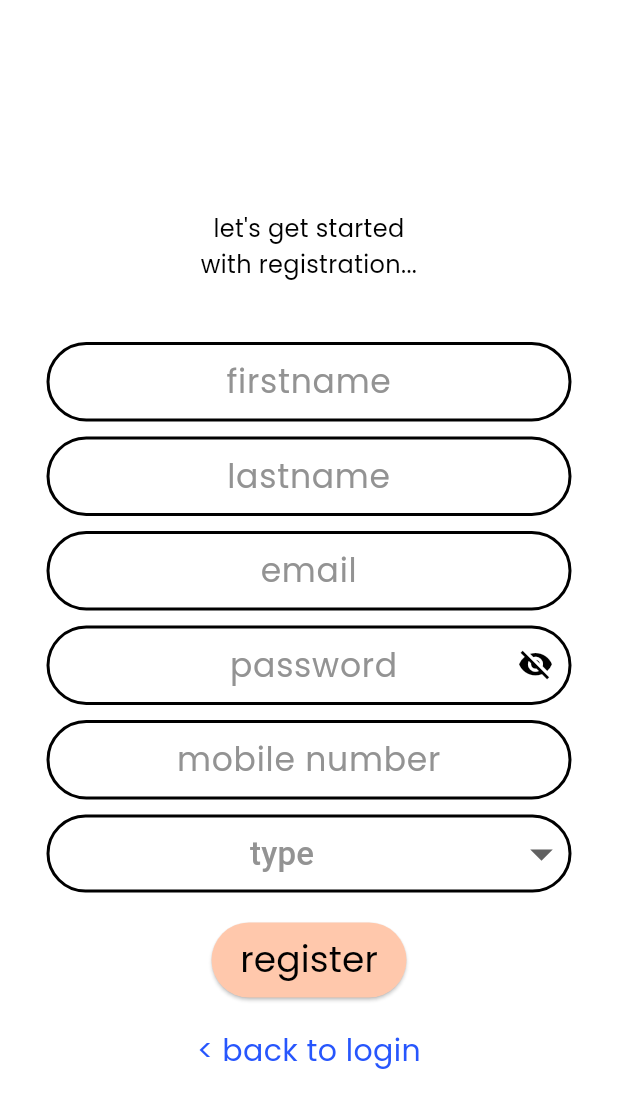
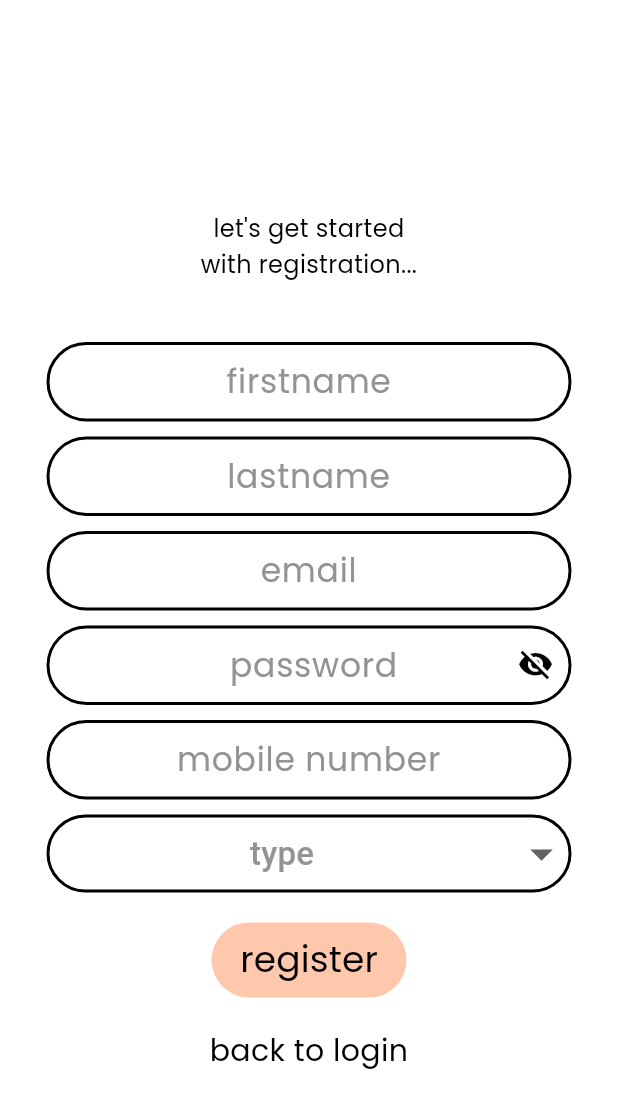
Before and after one commit to Pragades-Rajagopal/tutoree-app, a Flutter app: the screen it shows after launch, after a tap on "login", after a tap on "register", on a phone screen of 412 x 824 dp. Shown: the top 1108 px of the screen. Run offline on Flutter 3.47's test engine with Material 3 defaults, Android fonts, the phone set to English and light mode, and no system bars; our stand-ins replace get, google_fonts, loading_indicator, shared_preferences; accounts and stored records are empty.

```diff
--- a/lib/pages/login.dart
+++ b/lib/pages/login.dart
@@ -1,5 +1,6 @@
 import 'package:flutter/material.dart';
 import 'package:get/get.dart';
+import 'package:loading_indicator/loading_indicator.dart';
 import 'package:shared_preferences/shared_preferences.dart';
 import 'package:tutoree_app/config/constants.dart';
 import 'package:tutoree_app/models/login_model.dart';
@@ -25,11 +26,20 @@ class _LoginPageState extends State<LoginPage> {
   String? userType;
 
   bool _showPassword = false;
+  bool _loadingIndicator = false;
+  var buttonColor = const Color(0xFFACBEFF);
 
   /// Method to show/hide password (default:hide)
   void _togglePasswordVisibility() {
     setState(() {
       _showPassword = !_showPassword;
+    });
+  }
+
+  void _stopLoadingIndicator() {
+    setState(() {
+      _loadingIndicator = false;
+      buttonColor = const Color(0xFFACBEFF);
     });
   }
 
@@ -47,6 +57,7 @@ class _LoginPageState extends State<LoginPage> {
       "email": email,
       "password": password,
     });
+    _stopLoadingIndicator();
     if (loginRes?.statusCode == 200) {
       // Setting token
       SharedPreferences pref = await SharedPreferences.getInstance();
@@ -191,10 +202,10 @@ class _LoginPageState extends State<LoginPage> {
               const SizedBox(
                 height: 20.0,
               ),
-              ElevatedButton(
-                style: ElevatedButton.styleFrom(
+              TextButton(
+                style: TextButton.styleFrom(
                   foregroundColor: Colors.black87,
-                  backgroundColor: const Color(0xFFACBEFF),
+                  backgroundColor: buttonColor,
                   minimumSize: const Size(100, 50),
                   padding: const EdgeInsets.symmetric(
                     horizontal: 16,
@@ -208,13 +219,34 @@ class _LoginPageState extends State<LoginPage> {
                 onPressed: () {
                   if (_formKey.currentState!.validate()) {
                     setState(() {
+                      _loadingIndicator = true;
+                      buttonColor = Colors.white;
                       loginRequest?.email = emailController.text;
                       loginRequest?.password = passwordController.text;
                       loginDo(emailController.text, passwordController.text);
                     });
                   }
                 },
-                child: const Text(
+                child: _loadingIndicator
+                    ? Container(
+                        height: 50,
+                        width: 60,
+                        decoration: const BoxDecoration(
+                          color: Colors.white,
+                          borderRadius: BorderRadius.all(
+                            Radius.circular(30),
+                          ),
+                        ),
+                        child: const LoadingIndicator(
+                          indicatorType: Indicator.ballPulseSync,
+                          colors: [
+                            Colors.black,
+                            Colors.black87,
+                            Colors.black54,
+                          ],
+                        ),
+                      )
+                    : const Text(
                         'login',
                         style: TextStyle(
                           color: Colors.black,
@@ -239,7 +271,7 @@ class _LoginPageState extends State<LoginPage> {
                       'register',
                       textAlign: TextAlign.center,
                       style: TextStyle(
-                        color: Color(0xFF2756FD),
+                        color: Colors.black,
                         fontSize: 21,
                         fontFamily: 'Poppins',
                         fontWeight: FontWeight.w400,
@@ -266,7 +298,7 @@ class _LoginPageState extends State<LoginPage> {
                       'forgot password',
                       textAlign: TextAlign.center,
                       style: TextStyle(
-                        color: Color(0xFF2756FD),
+                        color: Colors.black,
                         fontSize: 21,
                         fontFamily: 'Poppins',
                         fontWeight: FontWeight.w400,
--- a/lib/pages/register.dart
+++ b/lib/pages/register.dart
@@ -1,5 +1,6 @@
 import 'package:flutter/material.dart';
 import 'package:get/get.dart';
+import 'package:loading_indicator/loading_indicator.dart';
 import 'package:tutoree_app/config/constants.dart';
 import 'package:tutoree_app/models/registration_model.dart';
 import 'package:tutoree_app/pages/login.dart';
@@ -24,11 +25,20 @@ class _RegisterState extends State<Register> {
   final mobileNoController = TextEditingController();
 
   bool _showPassword = false;
+  bool _loadingIndicator = false;
+  var buttonColor = const Color(0xFFFFC8AC);
 
   /// Method to show/hide password (default:hide)
   void _togglePasswordVisibility() {
     setState(() {
       _showPassword = !_showPassword;
+    });
+  }
+
+  void _stopLoadingIndicator() {
+    setState(() {
+      _loadingIndicator = false;
+      buttonColor = const Color(0xFFFFC8AC);
     });
   }
 
@@ -57,6 +67,7 @@ class _RegisterState extends State<Register> {
       "createdOn": registerRequest?.createdOn,
       "modifiedOn": registerRequest?.modifiedOn,
     });
+    _stopLoadingIndicator();
     if (registerRes?.statusCode == 500) {
       if (registerRes?.message == responseErrors['UNIQUE_mobile_no']) {
         errorSnackBar(
@@ -327,10 +338,10 @@ class _RegisterState extends State<Register> {
                 const SizedBox(
                   height: 20.0,
                 ),
-                ElevatedButton(
-                  style: ElevatedButton.styleFrom(
+                TextButton(
+                  style: TextButton.styleFrom(
                     foregroundColor: Colors.black87,
-                    backgroundColor: const Color(0xFFFFC8AC),
+                    backgroundColor: buttonColor,
                     minimumSize: const Size(130, 50),
                     padding: const EdgeInsets.symmetric(
                       horizontal: 16,
@@ -344,6 +355,8 @@ class _RegisterState extends State<Register> {
                   onPressed: () {
                     if (_formKey.currentState!.validate()) {
                       setState(() {
+                        _loadingIndicator = true;
+                        buttonColor = Colors.white;
                         registrationDo(
                           fisrtnameController.text,
                           lastnameController.text,
@@ -355,7 +368,26 @@ class _RegisterState extends State<Register> {
                       });
                     }
                   },
-                  child: const Text(
+                  child: _loadingIndicator
+                      ? Container(
+                          height: 50,
+                          width: 90,
+                          decoration: const BoxDecoration(
+                            color: Colors.white,
+                            borderRadius: BorderRadius.all(
+                              Radius.circular(30),
+                            ),
+                          ),
+                          child: const LoadingIndicator(
+                            indicatorType: Indicator.ballPulseSync,
+                            colors: [
+                              Colors.black,
+                              Colors.black87,
+                              Colors.black54,
+                            ],
+                          ),
+                        )
+                      : const Text(
                           'register',
                           style: TextStyle(
                             color: Colors.black,
@@ -374,10 +406,10 @@ class _RegisterState extends State<Register> {
                     Get.to(() => const LoginPage());
                   },
                   child: const Text(
-                    '< back to login',
+                    'back to login',
                     textAlign: TextAlign.center,
                     style: TextStyle(
-                      color: Color(0xFF2756FD),
+                      color: Colors.black,
                       fontSize: 20,
                       fontFamily: 'Poppins',
                       fontWeight: FontWeight.w400,
--- a/pubspec.yaml
+++ b/pubspec.yaml
@@ -39,6 +39,7 @@ dependencies:
   http: ^1.1.0
   get: ^4.6.6
   shared_preferences: ^2.2.2
+  loading_indicator: ^3.1.1
 
 dev_dependencies:
   flutter_test:
```
Also changed, not shown: pubspec.lock. Lines whose indentation alone changed are shown as unchanged.
